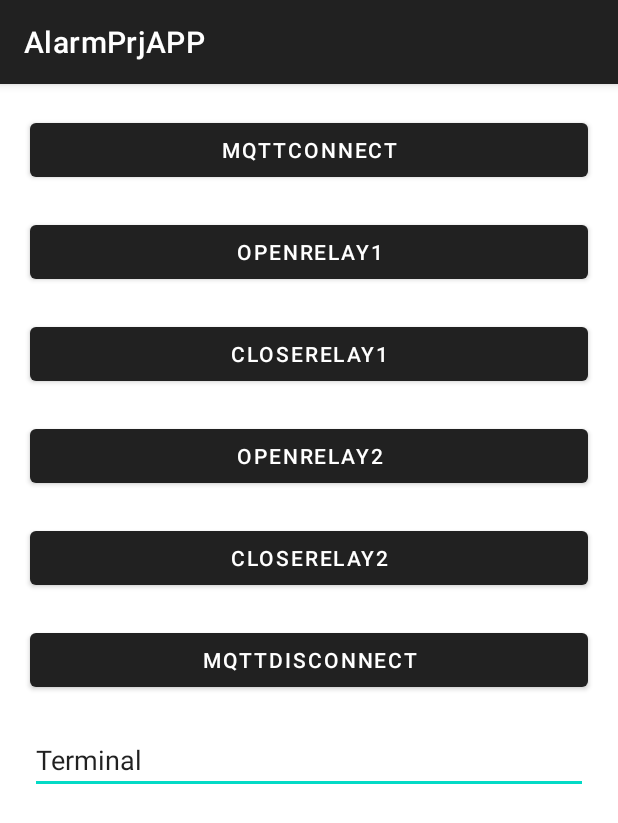
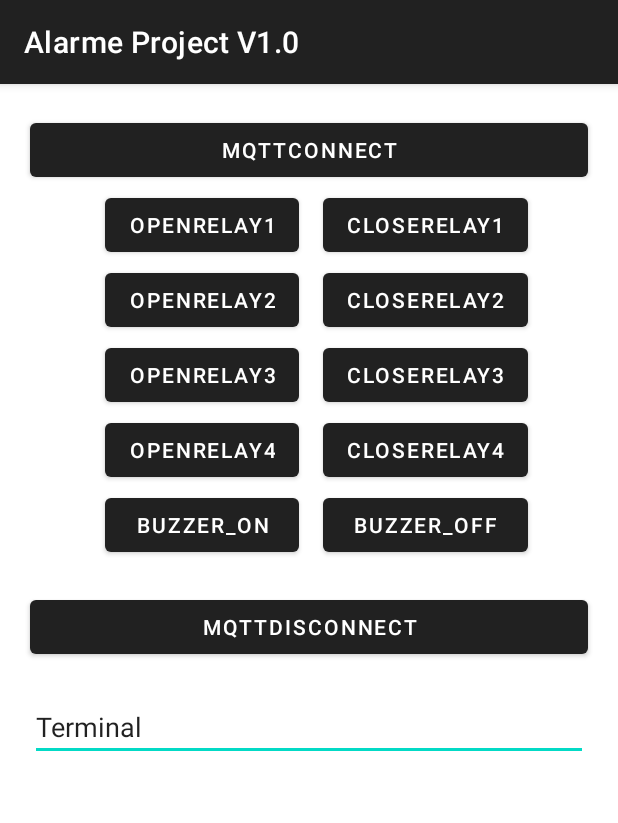
Before and after one commit to heliopas/AlarmPrj2, an Android app built with Jetpack Compose: the screen it shows after launch (MainActivity), on a phone screen of 412 x 824 dp. Shown: the top 823 px of the screen. Run offline under Robolectric (Android 15) with nearby library versions, the phone set to English and light mode, and no system bars; libraries missing offline, so code that uses them is left out: org.eclipse.paho.

Commit message:
README Atualizado

```diff
--- a/KotlinAppMqtt/app/src/main/AndroidManifest.xml
+++ b/KotlinAppMqtt/app/src/main/AndroidManifest.xml
@@ -11,7 +11,7 @@
         android:dataExtractionRules="@xml/data_extraction_rules"
         android:fullBackupContent="@xml/backup_rules"
         android:icon="@mipmap/ic_launcher"
-        android:label="@string/app_name"
+        android:label="Alarme Project V1.0"
         android:roundIcon="@mipmap/ic_launcher_round"
         android:supportsRtl="true"
         android:theme="@style/Theme.MaterialComponents.DayNight.DarkActionBar"
--- a/KotlinAppMqtt/app/src/main/java/com/example/alarmprjapp/ui/activity/MainActivity.kt
+++ b/KotlinAppMqtt/app/src/main/java/com/example/alarmprjapp/ui/activity/MainActivity.kt
@@ -223,7 +223,7 @@ class MainActivity : AppCompatActivity(R.layout.mainpage) {
         openRelay2.setOnClickListener {
             Log.i(TAG, "Buzzer on command clicked!!!!")
 
-            publish("tst2/esp32", "401")
+            publish("tst2/esp32", "201")
 
         }
 
@@ -232,7 +232,58 @@ class MainActivity : AppCompatActivity(R.layout.mainpage) {
 
             Log.i(TAG, "Buzzer off command clicked!!!!")
 
+            publish("tst2/esp32", "200")
+
+        }
+
+        val openRelay3 = findViewById<Button>(R.id.OpenRelay3)
+        openRelay3.setOnClickListener {
+            Log.i(TAG, "Buzzer on command clicked!!!!")
+
+            publish("tst2/esp32", "301")
+
+        }
+
+        val closeRelay3 = findViewById<Button>(R.id.CloseRelay3)
+        closeRelay3.setOnClickListener {
+
+            Log.i(TAG, "Buzzer off command clicked!!!!")
+
+            publish("tst2/esp32", "300")
+
+        }
+
+        val openRelay4 = findViewById<Button>(R.id.OpenRelay4)
+        openRelay4.setOnClickListener {
+            Log.i(TAG, "Buzzer on command clicked!!!!")
+
+            publish("tst2/esp32", "401")
+
+        }
+
+        val closeRelay4 = findViewById<Button>(R.id.CloseRelay4)
+        closeRelay4.setOnClickListener {
+
+            Log.i(TAG, "Buzzer off command clicked!!!!")
+
             publish("tst2/esp32", "400")
+
+        }
+
+        val buzzon = findViewById<Button>(R.id.BuzzOn)
+        buzzon.setOnClickListener {
+            Log.i(TAG, "Buzzer on command clicked!!!!")
+
+            publish("tst2/esp32", "501")
+
+        }
+
+        val buzzoff = findViewById<Button>(R.id.BuzzOff)
+        buzzoff.setOnClickListener {
+
+            Log.i(TAG, "Buzzer off command clicked!!!!")
+
+            publish("tst2/esp32", "500")
 
         }
 
--- a/KotlinAppMqtt/app/src/main/res/layout/mainpage.xml
+++ b/KotlinAppMqtt/app/src/main/res/layout/mainpage.xml
@@ -27,46 +27,102 @@
 
         <Button
             android:id="@+id/OpenRelay1"
-            android:layout_width="match_parent"
+            android:layout_width="wrap_content"
             android:layout_height="wrap_content"
-            android:layout_margin="20dp"
+            android:layout_margin="50dp"
             android:text="OpenRelay1"
-            app:layout_constraintEnd_toEndOf="@id/MqttConnect"
             app:layout_constraintStart_toStartOf="@id/MqttConnect"
-            app:layout_constraintTop_toBottomOf="@id/MqttConnect"
+            app:layout_constraintTop_toTopOf="@id/MqttConnect"
             app:layout_constraintVertical_bias="1" />
 
         <Button
             android:id="@+id/CloseRelay1"
-            android:layout_width="match_parent"
+            android:layout_width="wrap_content"
             android:layout_height="wrap_content"
-            android:layout_margin="20dp"
+            android:layout_marginStart="16dp"
             android:text="CloseRelay1"
-            app:layout_constraintEnd_toEndOf="@id/OpenRelay1"
-            app:layout_constraintStart_toStartOf="@id/OpenRelay1"
-            app:layout_constraintTop_toBottomOf="@id/OpenRelay1"
+            app:layout_constraintStart_toEndOf="@id/OpenRelay1"
+            app:layout_constraintTop_toTopOf="@id/OpenRelay1"
             app:layout_constraintVertical_bias="1" />
 
         <Button
             android:id="@+id/OpenRelay2"
-            android:layout_width="match_parent"
+            android:layout_width="wrap_content"
             android:layout_height="wrap_content"
-            android:layout_margin="20dp"
+            android:layout_margin="50dp"
             android:text="OpenRelay2"
-            app:layout_constraintEnd_toEndOf="@id/CloseRelay1"
-            app:layout_constraintStart_toStartOf="@id/CloseRelay1"
-            app:layout_constraintTop_toBottomOf="@id/CloseRelay1"
+            app:layout_constraintStart_toStartOf="@id/MqttConnect"
+            app:layout_constraintTop_toTopOf="@id/OpenRelay1"
             app:layout_constraintVertical_bias="1" />
 
         <Button
             android:id="@+id/CloseRelay2"
-            android:layout_width="match_parent"
+            android:layout_width="wrap_content"
             android:layout_height="wrap_content"
-            android:layout_margin="20dp"
+            android:layout_marginStart="16dp"
             android:text="CloseRelay2"
-            app:layout_constraintEnd_toEndOf="@id/OpenRelay2"
-            app:layout_constraintStart_toStartOf="@id/OpenRelay2"
-            app:layout_constraintTop_toBottomOf="@id/OpenRelay2"
+            app:layout_constraintStart_toEndOf="@id/OpenRelay2"
+            app:layout_constraintTop_toTopOf="@id/OpenRelay2"
+            app:layout_constraintVertical_bias="1" />
+
+        <Button
+            android:id="@+id/OpenRelay3"
+            android:layout_width="wrap_content"
+            android:layout_height="wrap_content"
+            android:layout_margin="50dp"
+            android:text="OpenRelay3"
+            app:layout_constraintStart_toStartOf="@id/MqttConnect"
+            app:layout_constraintTop_toTopOf="@id/OpenRelay2"
+            app:layout_constraintVertical_bias="1" />
+
+        <Button
+            android:id="@+id/CloseRelay3"
+            android:layout_width="wrap_content"
+            android:layout_height="wrap_content"
+            android:layout_marginStart="16dp"
+            android:text="CloseRelay3"
+            app:layout_constraintStart_toEndOf="@id/OpenRelay2"
+            app:layout_constraintTop_toTopOf="@id/OpenRelay3"
+            app:layout_constraintVertical_bias="1" />
+
+        <Button
+            android:id="@+id/OpenRelay4"
+            android:layout_width="wrap_content"
+            android:layout_height="wrap_content"
+            android:layout_margin="50dp"
+            android:text="OpenRelay4"
+            app:layout_constraintStart_toStartOf="@id/MqttConnect"
+            app:layout_constraintTop_toTopOf="@id/OpenRelay3"
+            app:layout_constraintVertical_bias="1" />
+
+        <Button
+            android:id="@+id/CloseRelay4"
+            android:layout_width="wrap_content"
+            android:layout_height="wrap_content"
+            android:layout_marginStart="16dp"
+            android:text="CloseRelay4"
+            app:layout_constraintStart_toEndOf="@id/OpenRelay2"
+            app:layout_constraintTop_toTopOf="@id/OpenRelay4"
+            app:layout_constraintVertical_bias="1" />
+
+        <Button
+            android:id="@+id/BuzzOn"
+            android:layout_width="wrap_content"
+            android:layout_height="wrap_content"
+            android:layout_margin="50dp"
+            android:text=" Buzzer_ON "
+            app:layout_constraintStart_toStartOf="@id/MqttConnect"
+            app:layout_constraintTop_toTopOf="@id/OpenRelay4"
+            app:layout_constraintVertical_bias="1" />
+
+        <Button
+            android:id="@+id/BuzzOff"
+            android:layout_width="wrap_content"
+            android:layout_height="wrap_content"
+            android:layout_marginStart="16dp"
+            android:text=" Buzzer_OFF "
+            app:layout_constraintStart_toEndOf="@id/OpenRelay2"
+            app:layout_constraintTop_toTopOf="@id/BuzzOn"
             app:layout_constraintVertical_bias="1" />
 
         <Button
@@ -75,10 +131,11 @@
             android:layout_height="wrap_content"
             android:layout_margin="20dp"
             android:text="MQTTDISCONNECT"
-            app:layout_constraintEnd_toEndOf="@id/CloseRelay2"
-            app:layout_constraintStart_toStartOf="@id/CloseRelay2"
-            app:layout_constraintTop_toBottomOf="@id/CloseRelay2"
+            app:layout_constraintEnd_toEndOf="@id/BuzzOff"
+            app:layout_constraintStart_toStartOf="@id/BuzzOff"
+            app:layout_constraintTop_toBottomOf="@id/BuzzOff"
             app:layout_constraintVertical_bias="1" />
+
 
         <EditText
             android:id="@+id/terminal"
```
Also changed, not shown: 1 other file.
